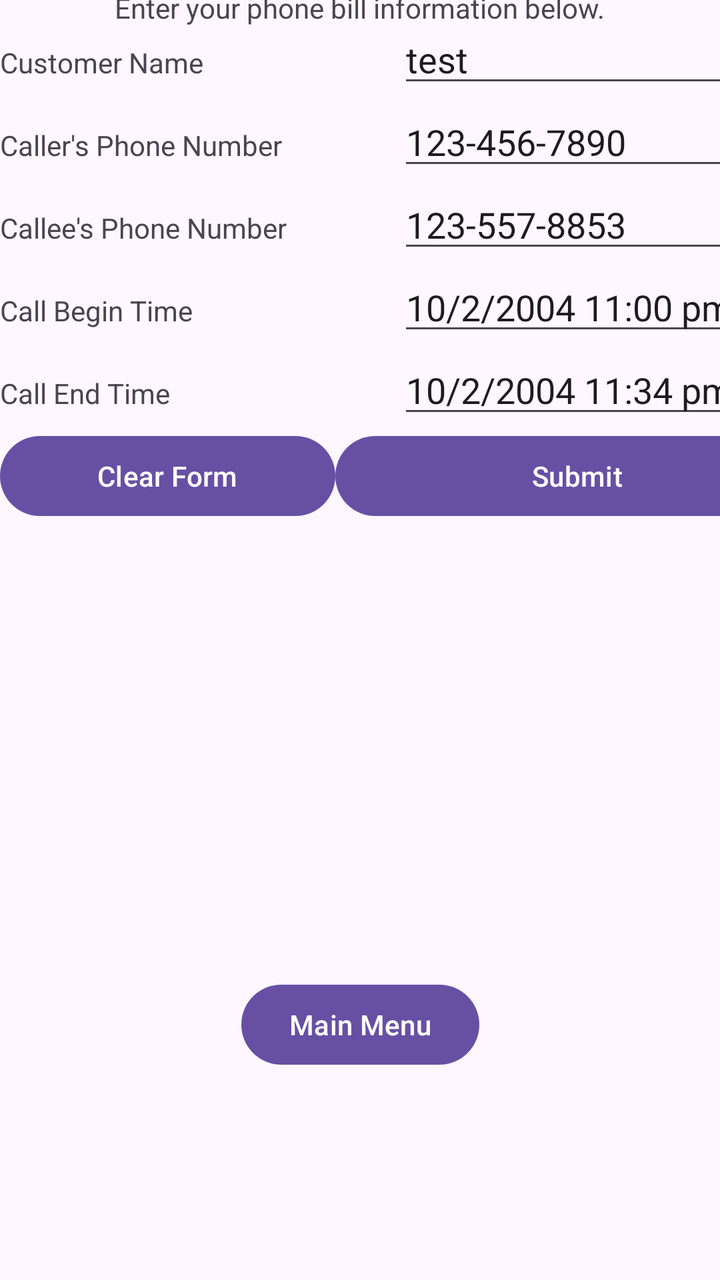
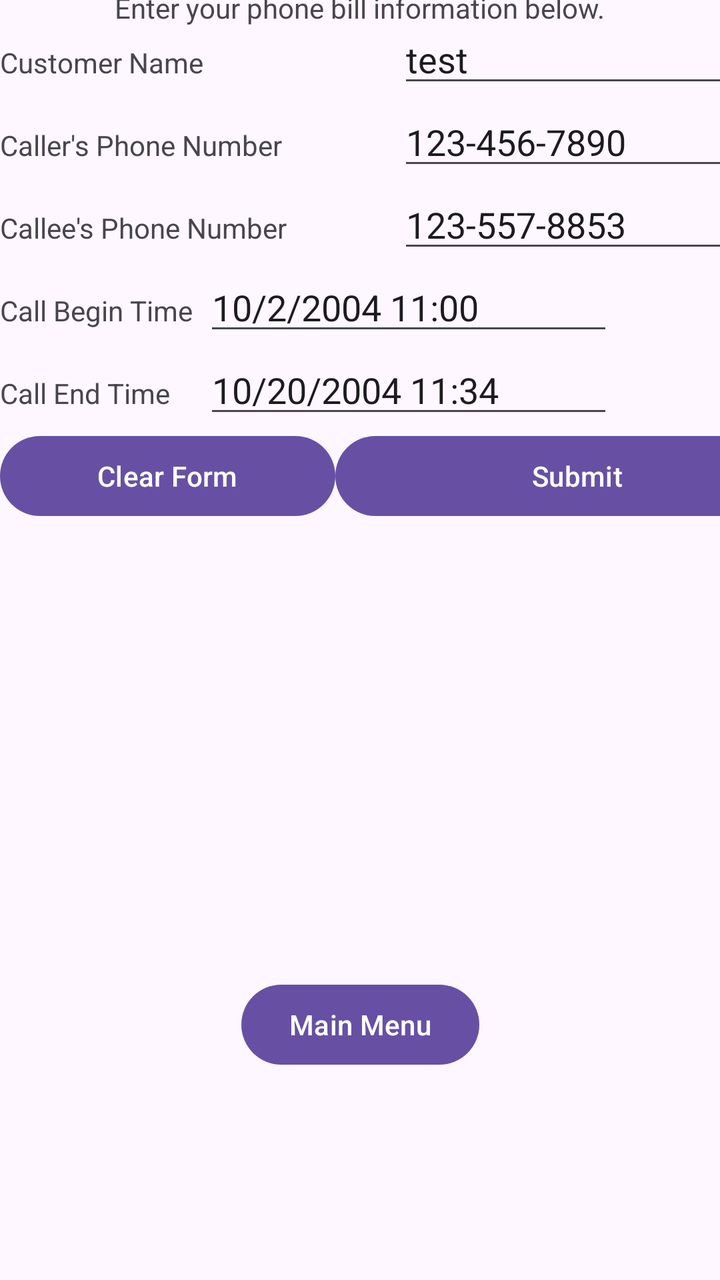

Two renders of the same Android screen: before a commit and after it. Below are the layout's source before the change and the commit's diff.
<!-- AndroidManifest.xml: application theme Theme.PhoneBill -->
<!-- res/layout/activity_phone_bill.xml -->
<?xml version="1.0" encoding="utf-8"?>
<androidx.constraintlayout.widget.ConstraintLayout xmlns:android="http://schemas.android.com/apk/res/android"
    xmlns:app="http://schemas.android.com/apk/res-auto"
    xmlns:tools="http://schemas.android.com/tools"
    android:id="@+id/main"
    android:layout_width="match_parent"
    android:layout_height="match_parent"
    tools:context=".PhoneBillActivity">

    <TextView
        android:id="@+id/phoneBillAppInstructions"
        android:layout_width="wrap_content"
        android:layout_height="wrap_content"
        android:text="@string/phoneBillActivityInstructions"
        app:layout_constraintEnd_toEndOf="parent"
        app:layout_constraintStart_toStartOf="parent"
        app:layout_constraintTop_toTopOf="parent"
        app:layout_constraintBottom_toTopOf="@id/phoneBillLayoutBlock"/>

    <LinearLayout
        android:id="@+id/phoneBillLayoutBlock"
        android:layout_width="409dp"
        android:layout_height="wrap_content"
        android:layout_marginBottom="219dp"
        android:orientation="vertical"
        app:layout_constraintBottom_toTopOf="@+id/backToMainButton"
        app:layout_constraintTop_toBottomOf="@id/phoneBillAppInstructions"
        app:layout_constraintStart_toStartOf="parent"
        app:layout_constraintTop_toTopOf="parent"

        tools:layout_editor_absoluteX="1dp">

        <LinearLayout
            android:id="@+id/nameFieldBlock"
            android:layout_width="match_parent"
            android:layout_height="wrap_content"
            android:orientation="horizontal">

            <TextView
                android:id="@+id/nameTextView"
                android:layout_width="0dp"
                android:layout_height="wrap_content"
                android:layout_weight="1"
                android:text="@string/customer_name" />

            <EditText
                android:id="@+id/nameField"
                android:layout_width="wrap_content"
                android:layout_height="wrap_content"
                android:ems="10"
                android:inputType="text"
                android:text="test" />

        </LinearLayout>

        <LinearLayout
            android:id="@+id/callerFieldBlock"
            android:layout_width="match_parent"
            android:layout_height="wrap_content"
            android:orientation="horizontal">

            <TextView
                android:id="@+id/callerTextView"
                android:layout_width="0dp"
                android:layout_height="wrap_content"
                android:layout_weight="1"
                android:text="@string/caller_s_phone_number" />

            <EditText
                android:id="@+id/callerField"
                android:layout_width="wrap_content"
                android:layout_height="wrap_content"
                android:ems="10"
                android:inputType="phone"
                android:text="123-456-7890" />

        </LinearLayout>

        <LinearLayout
            android:id="@+id/calleeFieldBlock"
            android:layout_width="match_parent"
            android:layout_height="wrap_content"
            android:orientation="horizontal">

            <TextView
                android:id="@+id/calleeTextView"
                android:layout_width="0dp"
                android:layout_height="wrap_content"
                android:layout_weight="1"
                android:text="@string/callee_s_phone_number" />

            <EditText
                android:id="@+id/calleeField"
                android:layout_width="wrap_content"
                android:layout_height="wrap_content"
                android:ems="10"
                android:inputType="phone"
                android:text="123-557-8853" />

        </LinearLayout>

        <LinearLayout
            android:id="@+id/beginTimeFieldBlock"
            android:layout_width="match_parent"
            android:layout_height="wrap_content"
            android:orientation="horizontal">

            <TextView
                android:id="@+id/beginTimeTextView"
                android:layout_width="0dp"
                android:layout_height="wrap_content"
                android:layout_weight="1"
                android:text="@string/call_begin_time" />

            <EditText
                android:id="@+id/beginTimeField"
                android:layout_width="wrap_content"
                android:layout_height="wrap_content"
                android:ems="10"
                android:inputType="datetime"
                android:text="10/2/2004 11:00 pm" />
        </LinearLayout>

        <LinearLayout
            android:id="@+id/endTimeFieldBlock"
            android:layout_width="match_parent"
            android:layout_height="wrap_content"
            android:orientation="horizontal">

            <TextView
                android:id="@+id/endTimeTextView"
                android:layout_width="0dp"
                android:layout_height="wrap_content"
                android:layout_weight="1"
                android:text="@string/call_end_time" />

            <EditText
                android:id="@+id/endTimeField"
                android:layout_width="wrap_content"
                android:layout_height="wrap_content"
                android:ems="10"
                android:inputType="datetime"
                android:text="10/2/2004 11:34 pm" />
        </LinearLayout>

        <LinearLayout
            android:layout_width="match_parent"
            android:layout_height="match_parent"
            android:orientation="horizontal">

            <Button
                android:id="@+id/clearFormButton"
                android:layout_width="wrap_content"
                android:layout_height="wrap_content"
                android:layout_weight="1"
                android:onClick="clearForm"
                android:text="@string/clear_form" />

            <Button
                android:id="@+id/submitPhoneBillButton"
                android:layout_width="wrap_content"
                android:layout_height="wrap_content"
                android:layout_weight="3"
                android:onClick="createPhoneBill"
                android:text="@string/submit" />

        </LinearLayout>

    </LinearLayout>

    <TextView
        android:id="@+id/phoneBillConfirmation"
        android:layout_width="wrap_content"
        android:layout_height="wrap_content"
        tools:layout_editor_absoluteX="174dp"
        tools:layout_editor_absoluteY="455dp"
        app:layout_constraintStart_toStartOf="parent"
        app:layout_constraintEnd_toEndOf="parent"
        app:layout_constraintTop_toBottomOf="@id/phoneBillLayoutBlock"
        app:layout_constraintBottom_toTopOf="@id/backToMainButton" />

    <Button
        android:id="@+id/backToMainButton"
        android:layout_width="wrap_content"
        android:layout_height="wrap_content"
        android:onClick="goBackToMainActivity"
        android:text="@string/back_to_main"
        tools:layout_editor_absoluteX="141dp"
        app:layout_constraintEnd_toEndOf="parent"
        app:layout_constraintStart_toStartOf="parent"
        app:layout_constraintTop_toBottomOf="@id/phoneBillConfirmation"
        app:layout_constraintBottom_toBottomOf="parent" />




</androidx.constraintlayout.widget.ConstraintLayout>
<!-- resources referenced by this layout -->
<resources>
  <string name="back_to_main">Main Menu</string>
  <string name="call_begin_time">Call Begin Time</string>
  <string name="call_end_time">Call End Time</string>
  <string name="callee_s_phone_number">Callee\'s Phone Number</string>
  <string name="caller_s_phone_number">Caller\'s Phone Number</string>
  <string name="clear_form">Clear Form</string>
  <string name="customer_name">Customer Name</string>
  <string name="phoneBillActivityInstructions">Enter your phone bill information below.</string>
  <string name="submit">Submit</string>
  <style name="Theme.PhoneBill" parent="Base.Theme.PhoneBill" />
  <style name="Base.Theme.PhoneBill" parent="Theme.Material3.DayNight.NoActionBar">
          
          
      </style>
</resources>

<!-- the commit's change to res/layout/activity_phone_bill.xml (unified diff, before → after) -->
@@ -5,7 +5,7 @@
     android:id="@+id/main"
     android:layout_width="match_parent"
     android:layout_height="match_parent"
-    tools:context=".PhoneBillActivity">
+    tools:context=".AddPhoneBillActivity">
 
     <TextView
         android:id="@+id/phoneBillAppInstructions"
@@ -103,44 +103,61 @@
             android:id="@+id/beginTimeFieldBlock"
             android:layout_width="match_parent"
             android:layout_height="wrap_content"
-            android:orientation="horizontal">
+            android:orientation="horizontal"
+            android:weightSum="8">
 
             <TextView
                 android:id="@+id/beginTimeTextView"
-                android:layout_width="0dp"
-                android:layout_height="wrap_content"
-                android:layout_weight="1"
-                android:text="@string/call_begin_time" />
+                android:layout_height="wrap_content"
+                android:layout_weight="2"
+                android:text="@string/call_begin_time"
+                android:layout_width="0dp"/>
 
             <EditText
                 android:id="@+id/beginTimeField"
-                android:layout_width="wrap_content"
-                android:layout_height="wrap_content"
+                android:layout_width="0dp"
+                android:layout_height="wrap_content"
+                android:layout_weight="4"
                 android:ems="10"
                 android:inputType="datetime"
-                android:text="10/2/2004 11:00 pm" />
+                android:text="10/2/2004 11:00" />
+
+            <Spinner
+                android:id="@+id/beginTimeSpinner"
+                android:layout_height="wrap_content"
+                android:layout_weight="2"
+                android:layout_width="0dp"/>
         </LinearLayout>
 
         <LinearLayout
             android:id="@+id/endTimeFieldBlock"
             android:layout_width="match_parent"
             android:layout_height="wrap_content"
-            android:orientation="horizontal">
+            android:orientation="horizontal"
+            android:weightSum="8">
 
             <TextView
                 android:id="@+id/endTimeTextView"
-                android:layout_width="0dp"
-                android:layout_height="wrap_content"
-                android:layout_weight="1"
-                android:text="@string/call_end_time" />
+                android:layout_height="wrap_content"
+                android:layout_weight="2"
+                android:text="@string/call_end_time"
+                android:layout_width="0dp"/>
 
             <EditText
                 android:id="@+id/endTimeField"
-                android:layout_width="wrap_content"
-                android:layout_height="wrap_content"
+                android:layout_width="0dp"
+                android:layout_height="wrap_content"
+                android:layout_weight="4"
                 android:ems="10"
                 android:inputType="datetime"
-                android:text="10/2/2004 11:34 pm" />
+                android:text="10/20/2004 11:34" />
+
+            <Spinner
+                android:id="@+id/endTimeSpinner"
+                android:layout_height="wrap_content"
+                android:layout_weight="2"
+                android:layout_width="0dp" />
+
         </LinearLayout>
 
         <LinearLayout
